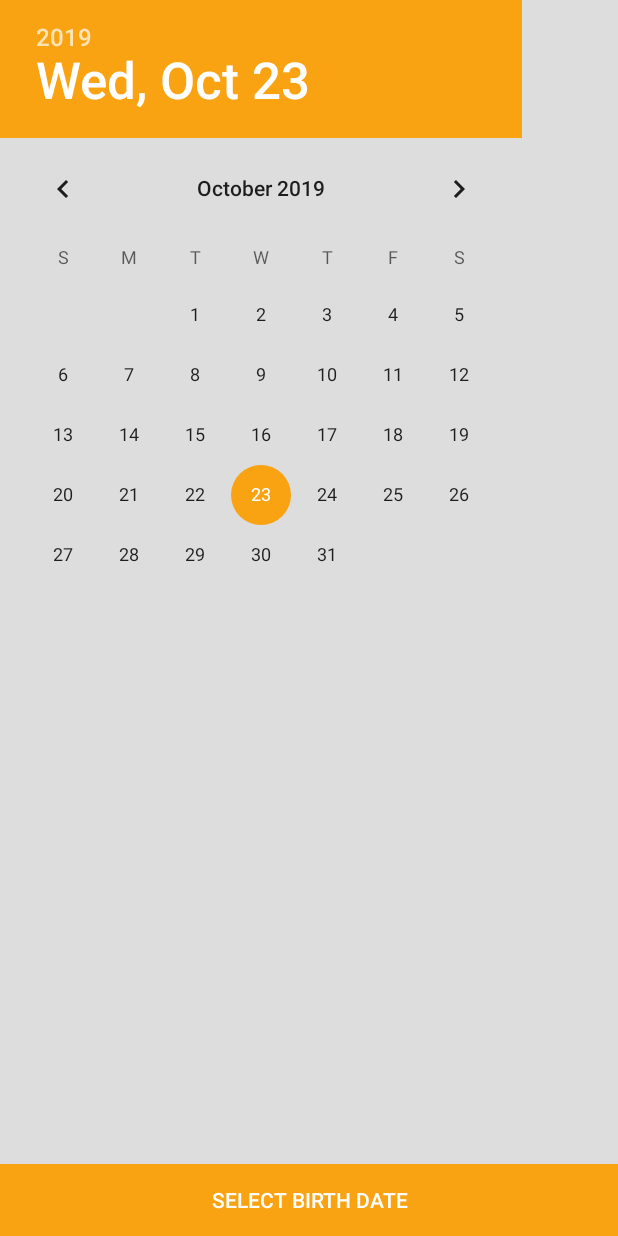
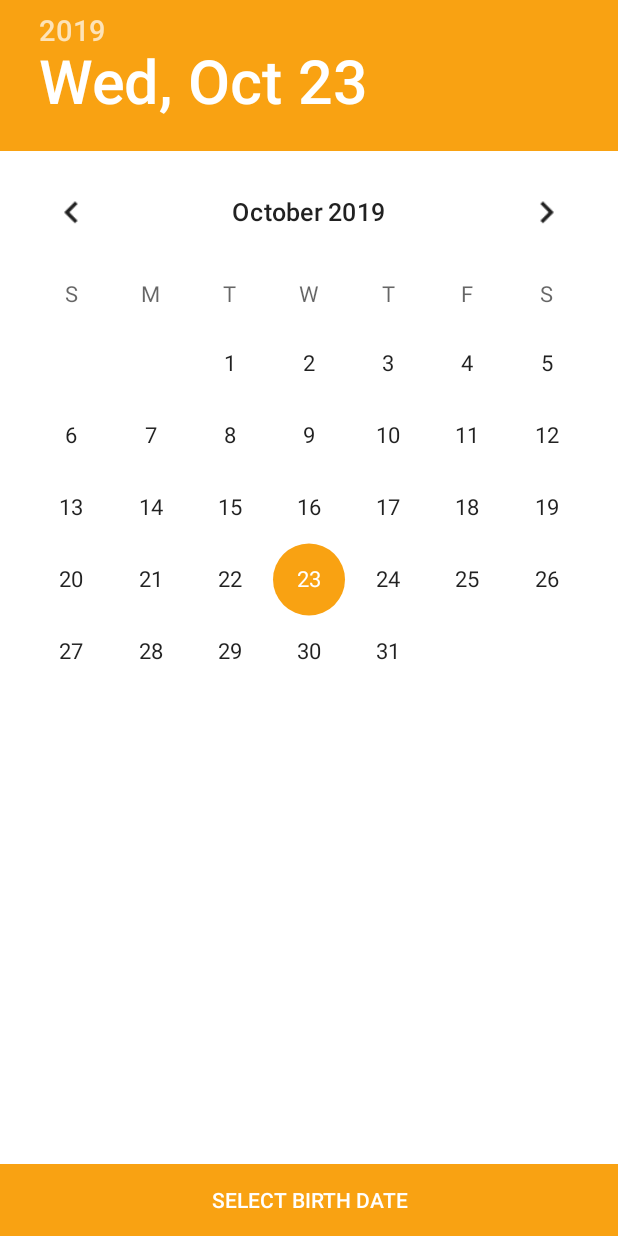
Before and after one commit to ahtakle/Project-Ina-Android, an Android app: the DueDate screen opened directly, with no data from a screen before it, on a phone screen of 412 x 824 dp. Run offline under Robolectric (Android 15) with nearby library versions, the phone set to English and light mode, and no system bars.

Commit message:
Calendar alignment changed to be in center of screen without whitespace on side

```diff
--- a/app/src/main/res/layout/activity_due_date.xml
+++ b/app/src/main/res/layout/activity_due_date.xml
@@ -2,7 +2,7 @@
     xmlns:tools="http://schemas.android.com/tools"
     android:layout_width="match_parent"
     android:layout_height="match_parent"
-    android:background="@color/colorButtons"
+    android:background="@color/background"
     tools:context="com.projectina.projectina.DueDate">
 
     <!-- The primary full-screen view. This can be replaced with whatever view
@@ -10,8 +10,14 @@
          TextureView, etc. -->
     <DatePicker
         android:id="@+id/datepicker"
-        android:layout_width="match_parent"
-        android:layout_height="match_parent"
+        android:layout_width="wrap_content"
+        android:layout_height="wrap_content"
+        android:layout_gravity="center"
+        android:layout_centerHorizontal="true"
+        android:layout_alignParentTop="true"
+        android:layout_marginTop="33dp"
+        android:scaleX="1.2"
+        android:scaleY="1.2"
         android:hint="Due Date" />
 
     <!-- This FrameLayout insets its children based on system windows using
```
